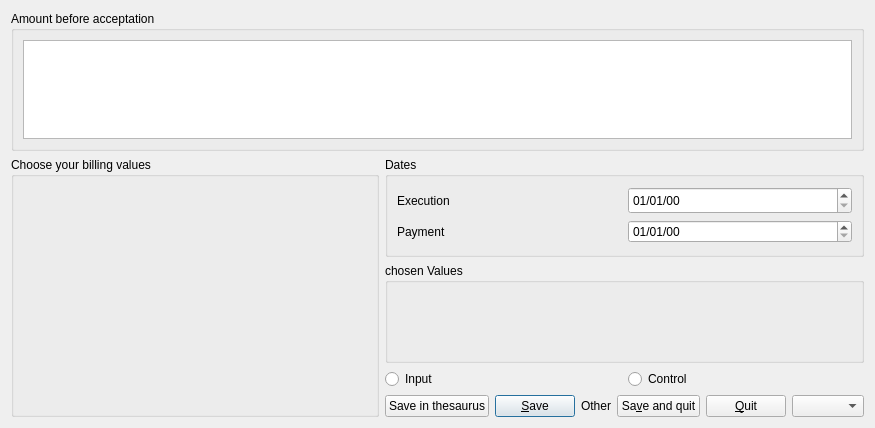
First picture: the form in plugins/accountplugin/receipts/receiptviewer.ui, repository FreeHealth/freehealth, before the edit.
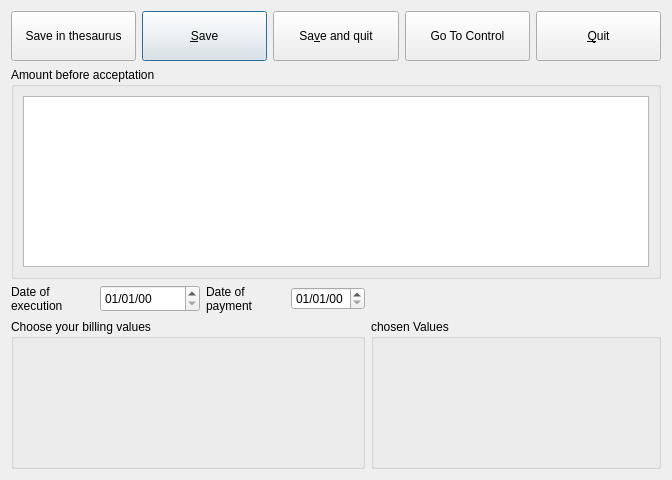
Second picture: the form after the edit.

```diff
--- a/plugins/accountplugin/receipts/receiptviewer.ui
+++ b/plugins/accountplugin/receipts/receiptviewer.ui
@@ -6,8 +6,8 @@
    <rect>
     <x>0</x>
     <y>0</y>
-    <width>875</width>
-    <height>428</height>
+    <width>672</width>
+    <height>480</height>
    </rect>
   </property>
   <property name="minimumSize">
@@ -19,10 +19,85 @@
   <property name="windowTitle">
    <string>Form</string>
   </property>
-  <layout class="QGridLayout" name="gridLayout_4">
+  <layout class="QGridLayout" name="gridLayout_3">
    <item row="0" column="0">
-    <layout class="QGridLayout" name="gridLayout_3">
+    <layout class="QGridLayout" name="gridLayout_2">
      <item row="0" column="0" colspan="2">
+      <layout class="QHBoxLayout" name="horizontalLayout_2">
+       <item>
+        <widget class="QPushButton" name="thesaurusButton">
+         <property name="minimumSize">
+          <size>
+           <width>0</width>
+           <height>50</height>
+          </size>
+         </property>
+         <property name="text">
+          <string>Save in thesaurus</string>
+         </property>
+        </widget>
+       </item>
+       <item>
+        <widget class="QPushButton" name="saveButton">
+         <property name="minimumSize">
+          <size>
+           <width>0</width>
+           <height>50</height>
+          </size>
+         </property>
+         <property name="text">
+          <string>&amp;Save</string>
+         </property>
+         <property name="default">
+          <bool>true</bool>
+         </property>
+        </widget>
+       </item>
+       <item>
+        <widget class="QPushButton" name="saveAndQuitButton">
+         <property name="minimumSize">
+          <size>
+           <width>0</width>
+           <height>50</height>
+          </size>
+         </property>
+         <property name="text">
+          <string>Sa&amp;ve and quit</string>
+         </property>
+         <property name="default">
+          <bool>false</bool>
+         </property>
+        </widget>
+       </item>
+       <item>
+        <widget class="QPushButton" name="goToControlButton">
+         <property name="minimumSize">
+          <size>
+           <width>0</width>
+           <height>50</height>
+          </size>
+         </property>
+         <property name="text">
+          <string>Go To Control</string>
+         </property>
+        </widget>
+       </item>
+       <item>
+        <widget class="QPushButton" name="quitButton">
+         <property name="minimumSize">
+          <size>
+           <width>0</width>
+           <height>50</height>
+          </size>
+         </property>
+         <property name="text">
+          <string>&amp;Quit</string>
+         </property>
+        </widget>
+       </item>
+      </layout>
+     </item>
+     <item row="1" column="0" colspan="2">
       <widget class="QGroupBox" name="amoutsGroup">
        <property name="minimumSize">
         <size>
@@ -56,12 +131,62 @@
        </layout>
       </widget>
      </item>
-     <item row="1" column="0" rowspan="4">
+     <item row="2" column="0">
+      <layout class="QHBoxLayout" name="horizontalLayout">
+       <item>
+        <widget class="QLabel" name="label">
+         <property name="text">
+          <string>Date of execution</string>
+         </property>
+         <property name="wordWrap">
+          <bool>true</bool>
+         </property>
+         <property name="buddy">
+          <cstring>dateExecution</cstring>
+         </property>
+        </widget>
+       </item>
+       <item>
+        <widget class="QDateEdit" name="dateExecution">
+         <property name="minimumSize">
+          <size>
+           <width>100</width>
+           <height>27</height>
+          </size>
+         </property>
+         <property name="displayFormat">
+          <string notr="true">dd/MM/yy</string>
+         </property>
+        </widget>
+       </item>
+       <item>
+        <widget class="QLabel" name="paymentLabel">
+         <property name="text">
+          <string>Date of payment</string>
+         </property>
+         <property name="wordWrap">
+          <bool>true</bool>
+         </property>
+         <property name="buddy">
+          <cstring>datePayment</cstring>
+         </property>
+        </widget>
+       </item>
+       <item>
+        <widget class="QDateEdit" name="datePayment">
+         <property name="displayFormat">
+          <string notr="true">dd/MM/yy</string>
+         </property>
+        </widget>
+       </item>
+      </layout>
+     </item>
+     <item row="3" column="0">
       <widget class="QGroupBox" name="actionsBox">
        <property name="minimumSize">
         <size>
-         <width>240</width>
-         <height>141</height>
+         <width>250</width>
+         <height>150</height>
         </size>
        </property>
        <property name="title">
@@ -69,149 +194,12 @@
        </property>
       </widget>
      </item>
-     <item row="1" column="1">
-      <widget class="QGroupBox" name="dateGroup">
-       <property name="minimumSize">
-        <size>
-         <width>240</width>
-         <height>100</height>
-        </size>
-       </property>
-       <property name="title">
-        <string>Dates</string>
-       </property>
-       <layout class="QGridLayout" name="gridLayout_5">
-        <item row="0" column="0">
-         <layout class="QGridLayout" name="gridLayout_2">
-          <item row="0" column="0">
-           <widget class="QLabel" name="label">
-            <property name="text">
-             <string>Execution</string>
-            </property>
-            <property name="buddy">
-             <cstring>dateExecution</cstring>
-            </property>
-           </widget>
-          </item>
-          <item row="0" column="1">
-           <widget class="QDateEdit" name="dateExecution">
-            <property name="minimumSize">
-             <size>
-              <width>100</width>
-              <height>27</height>
-             </size>
-            </property>
-            <property name="displayFormat">
-             <string notr="true">dd/MM/yy</string>
-            </property>
-           </widget>
-          </item>
-          <item row="1" column="0">
-           <widget class="QLabel" name="paymentLabel">
-            <property name="text">
-             <string>Payment</string>
-            </property>
-            <property name="buddy">
-             <cstring>datePayment</cstring>
-            </property>
-           </widget>
-          </item>
-          <item row="1" column="1">
-           <widget class="QDateEdit" name="datePayment">
-            <property name="displayFormat">
-             <string notr="true">dd/MM/yy</string>
-            </property>
-           </widget>
-          </item>
-         </layout>
-        </item>
-       </layout>
-      </widget>
-     </item>
      <item row="3" column="1">
-      <layout class="QHBoxLayout" name="horizontalLayout">
-       <item>
-        <widget class="QRadioButton" name="inputRadioButton">
-         <property name="text">
-          <string>Input</string>
-         </property>
-        </widget>
-       </item>
-       <item>
-        <widget class="QRadioButton" name="displayRadioButton">
-         <property name="text">
-          <string>Control</string>
-         </property>
-        </widget>
-       </item>
-      </layout>
-     </item>
-     <item row="4" column="1">
-      <layout class="QHBoxLayout" name="horizontalLayout_2">
-       <item>
-        <widget class="QPushButton" name="thesaurusButton">
-         <property name="minimumSize">
-          <size>
-           <width>0</width>
-           <height>0</height>
-          </size>
-         </property>
-         <property name="text">
-          <string>Save in thesaurus</string>
-         </property>
-        </widget>
-       </item>
-       <item>
-        <widget class="QPushButton" name="saveButton">
-         <property name="text">
-          <string>&amp;Save</string>
-         </property>
-         <property name="default">
-          <bool>true</bool>
-         </property>
-        </widget>
-       </item>
-       <item>
-        <widget class="QLabel" name="othersLabel">
-         <property name="text">
-          <string>Other</string>
-         </property>
-        </widget>
-       </item>
-       <item>
-        <widget class="QPushButton" name="saveAndQuitButton">
-         <property name="text">
-          <string>Sa&amp;ve and quit</string>
-         </property>
-         <property name="default">
-          <bool>false</bool>
-         </property>
-        </widget>
-       </item>
-       <item>
-        <widget class="QPushButton" name="quitButton">
-         <property name="minimumSize">
-          <size>
-           <width>0</width>
-           <height>0</height>
-          </size>
-         </property>
-         <property name="text">
-          <string>&amp;Quit</string>
-         </property>
-        </widget>
-       </item>
-       <item>
-        <widget class="QComboBox" name="othersBox"/>
-       </item>
-      </layout>
-     </item>
-     <item row="2" column="1">
       <widget class="QGroupBox" name="chosenValuesBox">
        <property name="minimumSize">
         <size>
-         <width>0</width>
-         <height>100</height>
+         <width>290</width>
+         <height>150</height>
         </size>
        </property>
        <property name="title">
```
